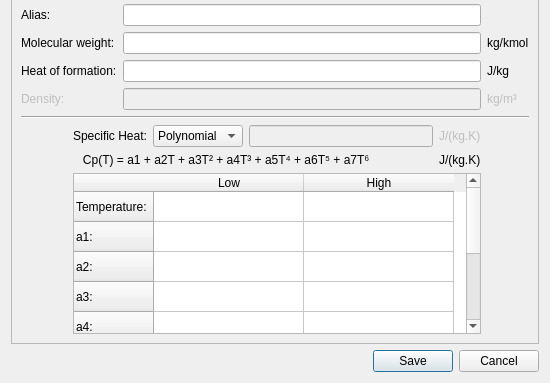
Before: the Qt Designer form gui/uifiles/species_popup.ui in truongd8593/mfix, drawn with Qt 5; both pictures show x 0 to 550 and y 335 to 718 of the 550 by 718 pixel window.
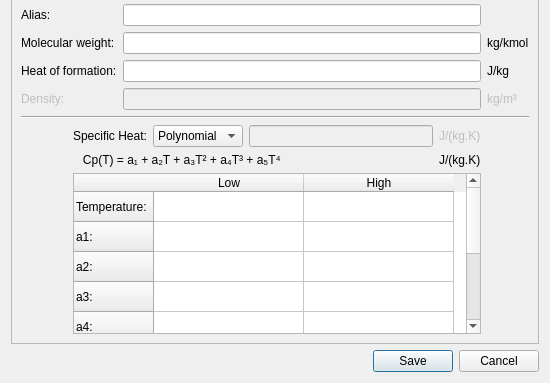
After: the same form once the commit is applied.

Commit message: fix label for specific heat polynomial, try using subscripts

Patch:
```diff
--- a/gui/uifiles/species_popup.ui
+++ b/gui/uifiles/species_popup.ui
@@ -354,7 +354,7 @@
         <item row="1" column="0" colspan="3">
          <widget class="QLabel" name="label_specific_heat_equation">
           <property name="text">
-           <string>   Cp(T) = a1 + a2T + a3T² + a4T³ + a5T⁴ + a6T⁵ + a7T⁶</string>
+           <string>   Cp(T) = a₁ + a₂T + a₃T² + a₄T³ + a₅T⁴</string>
           </property>
          </widget>
         </item>
```
